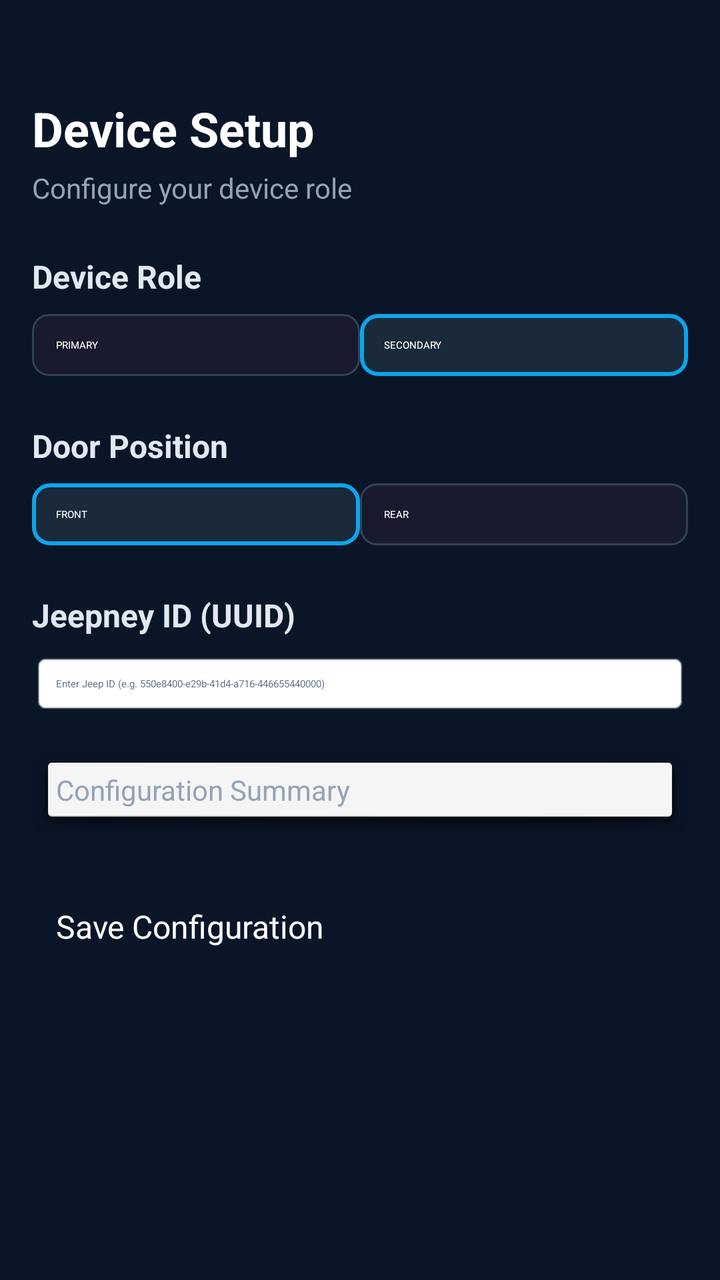
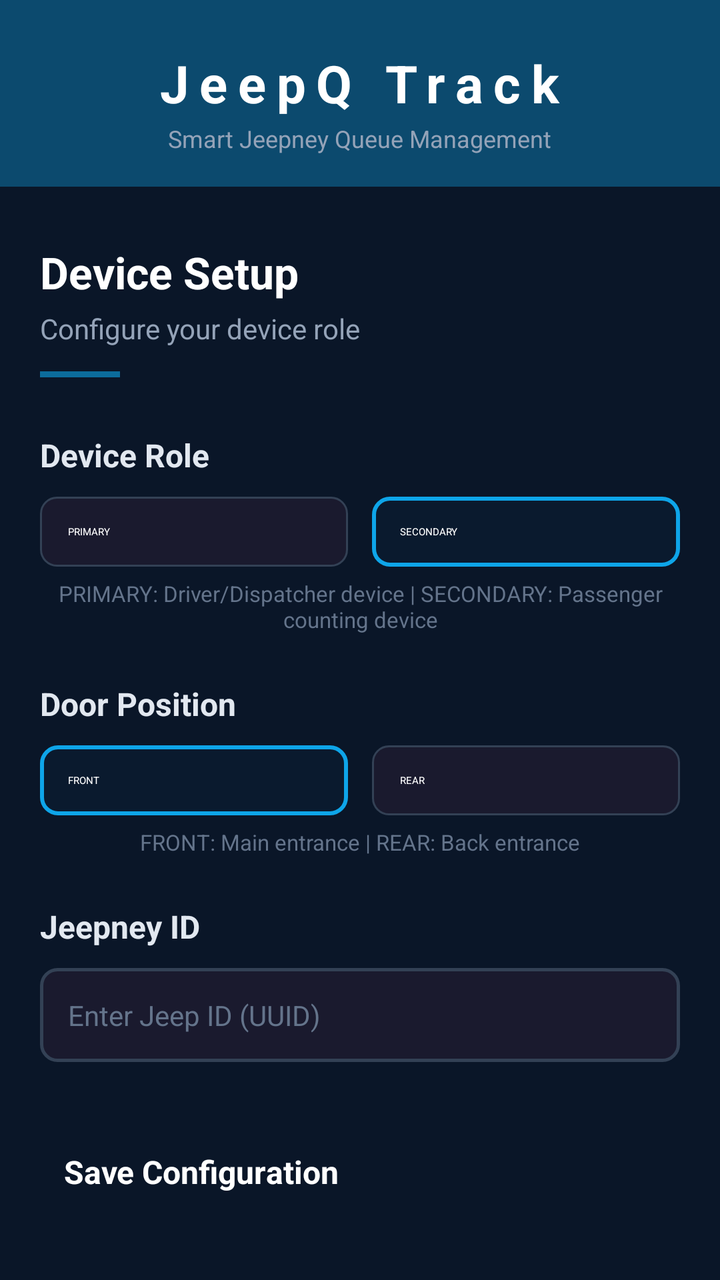

The first picture is an Android layout as it rendered before a commit; the second is the same layout after the commit. The layout source and the unified diff follow.
<!-- AndroidManifest.xml: application theme Theme.YOLOv8TfLite -->
<!-- res/layout/activity_setup.xml -->
<?xml version="1.0" encoding="utf-8"?>
<androidx.constraintlayout.widget.ConstraintLayout
    xmlns:android="http://schemas.android.com/apk/res/android"
    xmlns:app="http://schemas.android.com/apk/res-auto"
    android:layout_width="match_parent"
    android:layout_height="match_parent"
    android:background="#0a1628"
    android:padding="16dp">

    
    <TextView
        android:id="@+id/tvTitle"
        android:layout_width="wrap_content"
        android:layout_height="wrap_content"
        android:text="Device Setup"
        android:textColor="#FFFFFF"
        android:textSize="24sp"
        android:textStyle="bold"
        app:layout_constraintStart_toStartOf="parent"
        app:layout_constraintTop_toTopOf="parent"
        android:layout_marginTop="32dp"/>

    <TextView
        android:id="@+id/tvSubtitle"
        android:layout_width="wrap_content"
        android:layout_height="wrap_content"
        android:text="Configure your device role"
        android:textColor="#94a3b8"
        android:textSize="14sp"
        app:layout_constraintStart_toStartOf="parent"
        app:layout_constraintTop_toBottomOf="@id/tvTitle"
        android:layout_marginTop="4dp"/>

    
    <TextView
        android:id="@+id/tvRoleLabel"
        android:layout_width="wrap_content"
        android:layout_height="wrap_content"
        android:text="Device Role"
        android:textColor="#e2e8f0"
        android:textSize="16sp"
        android:textStyle="bold"
        app:layout_constraintStart_toStartOf="parent"
        app:layout_constraintTop_toBottomOf="@id/tvSubtitle"
        android:layout_marginTop="24dp"/>

    <RadioGroup
        android:id="@+id/rgRole"
        android:layout_width="match_parent"
        android:layout_height="wrap_content"
        android:orientation="horizontal"
        app:layout_constraintStart_toStartOf="parent"
        app:layout_constraintTop_toBottomOf="@id/tvRoleLabel"
        android:layout_marginTop="8dp">

        <RadioButton
            android:id="@+id/rbPrimary"
            android:layout_width="0dp"
            android:layout_height="wrap_content"
            android:layout_weight="1"
            android:text="PRIMARY"
            android:textColor="#ffffff"
            android:buttonTint="#0ea5e9"
            android:padding="12dp"
            android:background="@drawable/radio_button_bg"
            android:checked="false"/>

        <RadioButton
            android:id="@+id/rbSecondary"
            android:layout_width="0dp"
            android:layout_height="wrap_content"
            android:layout_weight="1"
            android:text="SECONDARY"
            android:textColor="#ffffff"
            android:buttonTint="#0ea5e9"
            android:padding="12dp"
            android:background="@drawable/radio_button_bg"
            android:checked="true"/>

    </RadioGroup>

    
    <TextView
        android:id="@+id/tvDoorLabel"
        android:layout_width="wrap_content"
        android:layout_height="wrap_content"
        android:text="Door Position"
        android:textColor="#e2e8f0"
        android:textSize="16sp"
        android:textStyle="bold"
        app:layout_constraintStart_toStartOf="parent"
        app:layout_constraintTop_toBottomOf="@id/rgRole"
        android:layout_marginTop="24dp"/>

    <RadioGroup
        android:id="@+id/rgDoor"
        android:layout_width="match_parent"
        android:layout_height="wrap_content"
        android:orientation="horizontal"
        app:layout_constraintStart_toStartOf="parent"
        app:layout_constraintTop_toBottomOf="@id/tvDoorLabel"
        android:layout_marginTop="8dp">

        <RadioButton
            android:id="@+id/rbFront"
            android:layout_width="0dp"
            android:layout_height="wrap_content"
            android:layout_weight="1"
            android:text="FRONT"
            android:textColor="#ffffff"
            android:buttonTint="#0ea5e9"
            android:padding="12dp"
            android:background="@drawable/radio_button_bg"
            android:checked="true"/>

        <RadioButton
            android:id="@+id/rbRear"
            android:layout_width="0dp"
            android:layout_height="wrap_content"
            android:layout_weight="1"
            android:text="REAR"
            android:textColor="#ffffff"
            android:buttonTint="#0ea5e9"
            android:padding="12dp"
            android:background="@drawable/radio_button_bg"/>

    </RadioGroup>

    
    <TextView
        android:id="@+id/tvJeepIdLabel"
        android:layout_width="wrap_content"
        android:layout_height="wrap_content"
        android:text="Jeepney ID (UUID)"
        android:textColor="#e2e8f0"
        android:textSize="16sp"
        android:textStyle="bold"
        app:layout_constraintStart_toStartOf="parent"
        app:layout_constraintTop_toBottomOf="@id/rgDoor"
        android:layout_marginTop="24dp"/>

    <EditText
        android:id="@+id/etJeepId"
        android:layout_width="match_parent"
        android:layout_height="wrap_content"
        android:hint="Enter Jeep ID (e.g. 550e8400-e29b-41d4-a716-446655440000)"
        android:textColorHint="#64748b"
        android:textColor="#ffffff"
        android:background="@android:drawable/editbox_background"
        android:padding="12dp"
        android:inputType="text"
        app:layout_constraintStart_toStartOf="parent"
        app:layout_constraintTop_toBottomOf="@id/tvJeepIdLabel"
        android:layout_marginTop="8dp"/>

    
    <TextView
        android:id="@+id/tvConfigSummary"
        android:layout_width="match_parent"
        android:layout_height="wrap_content"
        android:text="Configuration Summary"
        android:textColor="#94a3b8"
        android:textSize="14sp"
        android:padding="12dp"
        android:background="@android:drawable/dialog_holo_light_frame"
        app:layout_constraintStart_toStartOf="parent"
        app:layout_constraintTop_toBottomOf="@id/etJeepId"
        android:layout_marginTop="16dp"/>

    
    <Button
        android:id="@+id/btnSave"
        android:layout_width="match_parent"
        android:layout_height="wrap_content"
        android:text="Save Configuration"
        android:backgroundTint="#0ea5e9"
        android:textColor="#ffffff"
        android:textSize="16sp"
        android:padding="12dp"
        app:layout_constraintStart_toStartOf="parent"
        app:layout_constraintTop_toBottomOf="@id/tvConfigSummary"
        android:layout_marginTop="24dp"/>

    
    <Button
        android:id="@+id/btnReset"
        android:layout_width="match_parent"
        android:layout_height="wrap_content"
        android:text="Reset Configuration"
        android:backgroundTint="#ef4444"
        android:textColor="#ffffff"
        android:textSize="14sp"
        android:padding="12dp"
        app:layout_constraintStart_toStartOf="parent"
        app:layout_constraintTop_toBottomOf="@id/btnSave"
        android:layout_marginTop="12dp"
        android:visibility="gone"/>

</androidx.constraintlayout.widget.ConstraintLayout>
<!-- resources referenced by this layout -->
<resources>
  <!-- drawable radio_button_bg (drawable) -->
  <selector xmlns:android="http://schemas.android.com/apk/res/android">
      <item android:state_checked="true">
          <shape>
              <solid android:color="#1a2a3a" />
              <stroke android:width="2dp" android:color="#0ea5e9" />
              <corners android:radius="8dp" />
          </shape>
      </item>
      <item android:state_checked="false">
          <shape>
              <solid android:color="#1a1a2e" />
              <stroke android:width="1dp" android:color="#334155" />
              <corners android:radius="8dp" />
          </shape>
      </item>
  </selector>
</resources>

<!-- the commit's change to res/layout/activity_setup.xml (unified diff, before → after) -->
@@ -4,196 +4,269 @@
     xmlns:app="http://schemas.android.com/apk/res-auto"
     android:layout_width="match_parent"
     android:layout_height="match_parent"
-    android:background="#0a1628"
-    android:padding="16dp">
-
-    
-    <TextView
-        android:id="@+id/tvTitle"
-        android:layout_width="wrap_content"
-        android:layout_height="wrap_content"
-        android:text="Device Setup"
-        android:textColor="#FFFFFF"
-        android:textSize="24sp"
-        android:textStyle="bold"
-        app:layout_constraintStart_toStartOf="parent"
-        app:layout_constraintTop_toTopOf="parent"
-        android:layout_marginTop="32dp"/>
-
-    <TextView
-        android:id="@+id/tvSubtitle"
-        android:layout_width="wrap_content"
-        android:layout_height="wrap_content"
-        android:text="Configure your device role"
-        android:textColor="#94a3b8"
-        android:textSize="14sp"
-        app:layout_constraintStart_toStartOf="parent"
-        app:layout_constraintTop_toBottomOf="@id/tvTitle"
-        android:layout_marginTop="4dp"/>
-
-    
-    <TextView
-        android:id="@+id/tvRoleLabel"
-        android:layout_width="wrap_content"
-        android:layout_height="wrap_content"
-        android:text="Device Role"
-        android:textColor="#e2e8f0"
-        android:textSize="16sp"
-        android:textStyle="bold"
-        app:layout_constraintStart_toStartOf="parent"
-        app:layout_constraintTop_toBottomOf="@id/tvSubtitle"
-        android:layout_marginTop="24dp"/>
-
-    <RadioGroup
-        android:id="@+id/rgRole"
+    android:background="#0a1628">
+
+    
+    
+    
+    <LinearLayout
+        android:id="@+id/topBar"
         android:layout_width="match_parent"
         android:layout_height="wrap_content"
-        android:orientation="horizontal"
+        android:orientation="vertical"
+        android:gravity="center"
+        android:paddingTop="24dp"
+        android:paddingBottom="16dp"
+        android:background="#0c4a6e"
         app:layout_constraintStart_toStartOf="parent"
-        app:layout_constraintTop_toBottomOf="@id/tvRoleLabel"
-        android:layout_marginTop="8dp">
-
-        <RadioButton
-            android:id="@+id/rbPrimary"
-            android:layout_width="0dp"
+        app:layout_constraintTop_toTopOf="parent">
+
+        <TextView
+            android:id="@+id/tvAppTitle"
+            android:layout_width="wrap_content"
             android:layout_height="wrap_content"
-            android:layout_weight="1"
-            android:text="PRIMARY"
-            android:textColor="#ffffff"
-            android:buttonTint="#0ea5e9"
-            android:padding="12dp"
-            android:background="@drawable/radio_button_bg"
-            android:checked="false"/>
-
-        <RadioButton
-            android:id="@+id/rbSecondary"
-            android:layout_width="0dp"
+            android:gravity="center"
+            android:text="JeepQ Track"
+            android:textColor="#FFFFFF"
+            android:textSize="26sp"
+            android:textStyle="bold"
+            android:letterSpacing=".2"/>
+
+        <TextView
+            android:id="@+id/tvAppSubtitle"
+            android:layout_width="wrap_content"
             android:layout_height="wrap_content"
-            android:layout_weight="1"
-            android:text="SECONDARY"
-            android:textColor="#ffffff"
-            android:buttonTint="#0ea5e9"
-            android:padding="12dp"
-            android:background="@drawable/radio_button_bg"
-            android:checked="true"/>
-
-    </RadioGroup>
-
-    
-    <TextView
-        android:id="@+id/tvDoorLabel"
-        android:layout_width="wrap_content"
-        android:layout_height="wrap_content"
-        android:text="Door Position"
-        android:textColor="#e2e8f0"
-        android:textSize="16sp"
-        android:textStyle="bold"
+            android:text="Smart Jeepney Queue Management"
+            android:textColor="#94a3b8"
+            android:textSize="12sp"
+            android:layout_marginTop="2dp"/>
+
+    </LinearLayout>
+
+    
+    
+    
+    <ScrollView
+        android:id="@+id/scrollView"
+        android:layout_width="0dp"
+        android:layout_height="0dp"
+        android:fillViewport="true"
+        android:paddingHorizontal="20dp"
+        android:paddingTop="20dp"
+        app:layout_constraintBottom_toBottomOf="parent"
+        app:layout_constraintEnd_toEndOf="parent"
         app:layout_constraintStart_toStartOf="parent"
-        app:layout_constraintTop_toBottomOf="@id/rgRole"
-        android:layout_marginTop="24dp"/>
-
-    <RadioGroup
-        android:id="@+id/rgDoor"
-        android:layout_width="match_parent"
-        android:layout_height="wrap_content"
-        android:orientation="horizontal"
-        app:layout_constraintStart_toStartOf="parent"
-        app:layout_constraintTop_toBottomOf="@id/tvDoorLabel"
-        android:layout_marginTop="8dp">
-
-        <RadioButton
-            android:id="@+id/rbFront"
-            android:layout_width="0dp"
+        app:layout_constraintTop_toBottomOf="@id/topBar">
+
+        <LinearLayout
+            android:layout_width="match_parent"
             android:layout_height="wrap_content"
-            android:layout_weight="1"
-            android:text="FRONT"
-            android:textColor="#ffffff"
-            android:buttonTint="#0ea5e9"
-            android:padding="12dp"
-            android:background="@drawable/radio_button_bg"
-            android:checked="true"/>
-
-        <RadioButton
-            android:id="@+id/rbRear"
-            android:layout_width="0dp"
-            android:layout_height="wrap_content"
-            android:layout_weight="1"
-            android:text="REAR"
-            android:textColor="#ffffff"
-            android:buttonTint="#0ea5e9"
-            android:padding="12dp"
-            android:background="@drawable/radio_button_bg"/>
-
-    </RadioGroup>
-
-    
-    <TextView
-        android:id="@+id/tvJeepIdLabel"
-        android:layout_width="wrap_content"
-        android:layout_height="wrap_content"
-        android:text="Jeepney ID (UUID)"
-        android:textColor="#e2e8f0"
-        android:textSize="16sp"
-        android:textStyle="bold"
-        app:layout_constraintStart_toStartOf="parent"
-        app:layout_constraintTop_toBottomOf="@id/rgDoor"
-        android:layout_marginTop="24dp"/>
-
-    <EditText
-        android:id="@+id/etJeepId"
-        android:layout_width="match_parent"
-        android:layout_height="wrap_content"
-        android:hint="Enter Jeep ID (e.g. 550e8400-e29b-41d4-a716-446655440000)"
-        android:textColorHint="#64748b"
-        android:textColor="#ffffff"
-        android:background="@android:drawable/editbox_background"
-        android:padding="12dp"
-        android:inputType="text"
-        app:layout_constraintStart_toStartOf="parent"
-        app:layout_constraintTop_toBottomOf="@id/tvJeepIdLabel"
-        android:layout_marginTop="8dp"/>
-
-    
-    <TextView
-        android:id="@+id/tvConfigSummary"
-        android:layout_width="match_parent"
-        android:layout_height="wrap_content"
-        android:text="Configuration Summary"
-        android:textColor="#94a3b8"
-        android:textSize="14sp"
-        android:padding="12dp"
-        android:background="@android:drawable/dialog_holo_light_frame"
-        app:layout_constraintStart_toStartOf="parent"
-        app:layout_constraintTop_toBottomOf="@id/etJeepId"
-        android:layout_marginTop="16dp"/>
-
-    
-    <Button
-        android:id="@+id/btnSave"
-        android:layout_width="match_parent"
-        android:layout_height="wrap_content"
-        android:text="Save Configuration"
-        android:backgroundTint="#0ea5e9"
-        android:textColor="#ffffff"
-        android:textSize="16sp"
-        android:padding="12dp"
-        app:layout_constraintStart_toStartOf="parent"
-        app:layout_constraintTop_toBottomOf="@id/tvConfigSummary"
-        android:layout_marginTop="24dp"/>
-
-    
-    <Button
-        android:id="@+id/btnReset"
-        android:layout_width="match_parent"
-        android:layout_height="wrap_content"
-        android:text="Reset Configuration"
-        android:backgroundTint="#ef4444"
-        android:textColor="#ffffff"
-        android:textSize="14sp"
-        android:padding="12dp"
-        app:layout_constraintStart_toStartOf="parent"
-        app:layout_constraintTop_toBottomOf="@id/btnSave"
-        android:layout_marginTop="12dp"
-        android:visibility="gone"/>
+            android:orientation="vertical"
+            android:paddingBottom="32dp">
+
+            
+            <TextView
+                android:id="@+id/tvTitle"
+                android:layout_width="wrap_content"
+                android:layout_height="wrap_content"
+                android:text="Device Setup"
+                android:textColor="#FFFFFF"
+                android:textSize="22sp"
+                android:textStyle="bold"
+                android:layout_marginTop="8dp"/>
+
+            <TextView
+                android:id="@+id/tvSubtitle"
+                android:layout_width="wrap_content"
+                android:layout_height="wrap_content"
+                android:text="Configure your device role"
+                android:textColor="#94a3b8"
+                android:textSize="14sp"
+                android:layout_marginTop="4dp"/>
+
+            <View
+                android:layout_width="40dp"
+                android:layout_height="3dp"
+                android:background="#0ea5e9"
+                android:layout_marginTop="12dp"
+                android:alpha="0.6"/>
+
+            
+            
+            
+            <TextView
+                android:id="@+id/tvRoleLabel"
+                android:layout_width="wrap_content"
+                android:layout_height="wrap_content"
+                android:text="Device Role"
+                android:textColor="#e2e8f0"
+                android:textSize="16sp"
+                android:textStyle="bold"
+                android:layout_marginTop="28dp"/>
+
+            <RadioGroup
+                android:id="@+id/rgRole"
+                android:layout_width="match_parent"
+                android:layout_height="wrap_content"
+                android:orientation="horizontal"
+                android:layout_marginTop="10dp">
+
+                <RadioButton
+                    android:id="@+id/rbPrimary"
+                    android:layout_width="0dp"
+                    android:layout_height="wrap_content"
+                    android:layout_weight="1"
+                    android:text="PRIMARY"
+                    android:textColor="#ffffff"
+                    android:buttonTint="#0ea5e9"
+                    android:padding="14dp"
+                    android:background="@drawable/radio_button_bg"
+                    android:checked="false"
+                    android:layout_marginEnd="6dp"/>
+
+                <RadioButton
+                    android:id="@+id/rbSecondary"
+                    android:layout_width="0dp"
+                    android:layout_height="wrap_content"
+                    android:layout_weight="1"
+                    android:text="SECONDARY"
+                    android:textColor="#ffffff"
+                    android:buttonTint="#0ea5e9"
+                    android:padding="14dp"
+                    android:background="@drawable/radio_button_bg"
+                    android:checked="true"
+                    android:layout_marginStart="6dp"/>
+
+            </RadioGroup>
+
+            
+            <TextView
+                android:id="@+id/tvRoleDescription"
+                android:layout_width="match_parent"
+                android:layout_height="wrap_content"
+                android:text="PRIMARY: Driver/Dispatcher device | SECONDARY: Passenger counting device"
+                android:textColor="#64748b"
+                android:textSize="11sp"
+                android:layout_marginTop="6dp"
+                android:gravity="center"/>
+
+            
+            
+            
+            <TextView
+                android:id="@+id/tvDoorLabel"
+                android:layout_width="wrap_content"
+                android:layout_height="wrap_content"
+                android:text="Door Position"
+                android:textColor="#e2e8f0"
+                android:textSize="16sp"
+                android:textStyle="bold"
+                android:layout_marginTop="24dp"/>
+
+            <RadioGroup
+                android:id="@+id/rgDoor"
+                android:layout_width="match_parent"
+                android:layout_height="wrap_content"
+                android:orientation="horizontal"
+                android:layout_marginTop="10dp">
+
+                <RadioButton
+                    android:id="@+id/rbFront"
+                    android:layout_width="0dp"
+                    android:layout_height="wrap_content"
+                    android:layout_weight="1"
+                    android:text="FRONT"
+                    android:textColor="#ffffff"
+                    android:buttonTint="#0ea5e9"
+                    android:padding="14dp"
+                    android:background="@drawable/radio_button_bg"
+                    android:checked="true"
+                    android:layout_marginEnd="6dp"/>
+
+                <RadioButton
+                    android:id="@+id/rbRear"
+                    android:layout_width="0dp"
+                    android:layout_height="wrap_content"
+                    android:layout_weight="1"
+                    android:text="REAR"
+                    android:textColor="#ffffff"
+                    android:buttonTint="#0ea5e9"
+                    android:padding="14dp"
+                    android:background="@drawable/radio_button_bg"
+                    android:layout_marginStart="6dp"/>
+
+            </RadioGroup>
+
+            
+            <TextView
+                android:id="@+id/tvDoorDescription"
+                android:layout_width="match_parent"
+                android:layout_height="wrap_content"
+                android:text="FRONT: Main entrance | REAR: Back entrance"
+                android:textColor="#64748b"
+                android:textSize="11sp"
+                android:layout_marginTop="6dp"
+                android:gravity="center"/>
+
+            
+            
+            
+            <TextView
+                android:id="@+id/tvJeepIdLabel"
+                android:layout_width="wrap_content"
+                android:layout_height="wrap_content"
+                android:text="Jeepney ID"
+                android:textColor="#e2e8f0"
+                android:textSize="16sp"
+                android:textStyle="bold"
+                android:layout_marginTop="24dp"/>
+
+            
+            
+            
+            <EditText
+                android:id="@+id/etJeepId"
+                android:layout_width="match_parent"
+                android:layout_height="wrap_content"
+                android:layout_marginTop="10dp"
+                android:background="@drawable/edittext_bg"
+                android:hint="Enter Jeep ID (UUID)"
+                android:inputType="text"
+                android:padding="14dp"
+                android:textColor="#FFFFFF"
+                android:textColorHint="#64748b"
+                android:textSize="14sp" />
+
+            <Button
+                android:id="@+id/btnSave"
+                android:layout_width="match_parent"
+                android:layout_height="56dp"
+                android:text="Save Configuration"
+                android:backgroundTint="#0ea5e9"
+                android:textColor="#ffffff"
+                android:textSize="16sp"
+                android:textStyle="bold"
+                android:padding="12dp"
+                android:elevation="4dp"
+                android:layout_marginTop="32dp"/>
+
+            
+            
+            
+            <Button
+                android:id="@+id/btnReset"
+                android:layout_width="match_parent"
+                android:layout_height="48dp"
+                android:text="Reset Configuration"
+                android:backgroundTint="#ef4444"
+                android:textColor="#ffffff"
+                android:textSize="13sp"
+                android:padding="12dp"
+                android:layout_marginTop="12dp"
+                android:visibility="gone"/>
+
+        </LinearLayout>
+
+    </ScrollView>
 
 </androidx.constraintlayout.widget.ConstraintLayout>
<!-- resource entries referenced after the edit -->
@@ -1,12 +1,20 @@
 <!-- resources referenced by this layout -->
 <resources>
+  <!-- drawable edittext_bg (drawable) -->
+  <shape xmlns:android="http://schemas.android.com/apk/res/android">
+      <solid android:color="#1a1a2e" />
+      <stroke android:width="1.5dp" android:color="#334155" />
+      <corners android:radius="8dp" />
+      <padding android:left="14dp" android:right="14dp" />
+  </shape>
   <!-- drawable radio_button_bg (drawable) -->
   <selector xmlns:android="http://schemas.android.com/apk/res/android">
       <item android:state_checked="true">
           <shape>
-              <solid android:color="#1a2a3a" />
+              <solid android:color="#0a1a2e" />
               <stroke android:width="2dp" android:color="#0ea5e9" />
               <corners android:radius="8dp" />
+              <padding android:left="12dp" android:right="12dp" android:top="10dp" android:bottom="10dp"/>
           </shape>
       </item>
       <item android:state_checked="false">
@@ -14,6 +22,7 @@
               <solid android:color="#1a1a2e" />
               <stroke android:width="1dp" android:color="#334155" />
               <corners android:radius="8dp" />
+              <padding android:left="12dp" android:right="12dp" android:top="10dp" android:bottom="10dp"/>
           </shape>
       </item>
   </selector>
